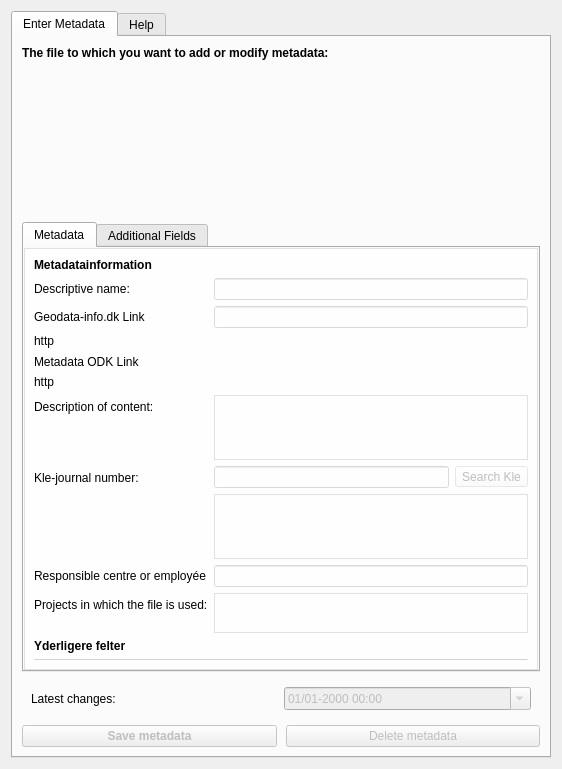
Above: src/MetadataDbLinker/ui/dialog_metadata.ui from Septima/qgis-metadatafunctionality before the change. Below: the same form after it.
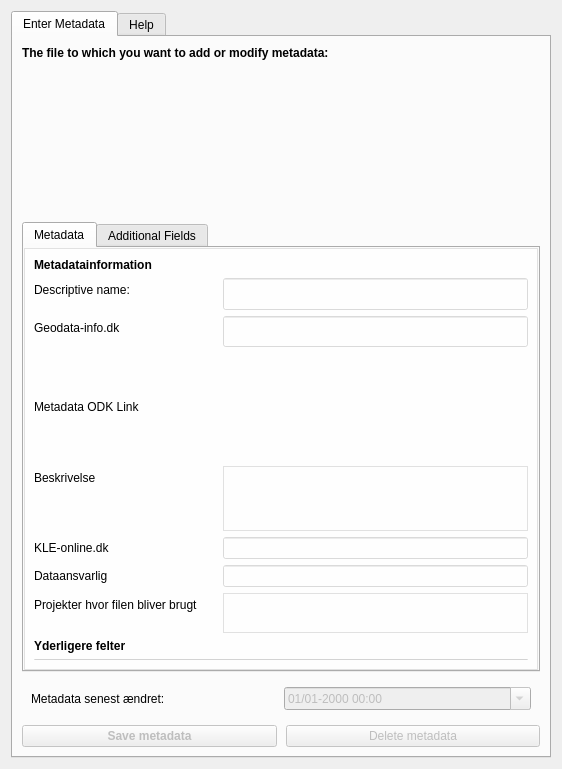
That is the form after the change.

Commit message:
geodatainfo_uuid -> geodatainfo_link.
Kræver et ekstra felt bliver tilføjet til metadatatabel, geodatainfo_link

What changed in the file:
```diff
--- a/src/MetadataDbLinker/ui/dialog_metadata.ui
+++ b/src/MetadataDbLinker/ui/dialog_metadata.ui
@@ -200,7 +200,7 @@
                  <item row="1" column="0">
                   <widget class="QLabel" name="geodatainfoLabel">
                    <property name="text">
-                    <string>Geodata-info.dk Link</string>
+                    <string>Geodata-info.dk</string>
                    </property>
                   </widget>
                  </item>
@@ -223,13 +223,6 @@
                    </property>
                   </widget>
                  </item>
-                 <item row="2" column="0" colspan="2">
-                  <widget class="QLabel" name="geodatainfo_link">
-                   <property name="text">
-                    <string>http</string>
-                   </property>
-                  </widget>
-                 </item>
                  <item row="3" column="0" colspan="2">
                   <widget class="QLabel" name="metadatabaseodkLabel">
                    <property name="text">
@@ -240,14 +233,14 @@
                  <item row="4" column="0" colspan="2">
                   <widget class="QLabel" name="metadatabaseodk_link">
                    <property name="text">
-                    <string>http</string>
+                    <string/>
                    </property>
                   </widget>
                  </item>
                  <item row="5" column="0">
                   <widget class="QLabel" name="descriptionLabel">
                    <property name="text">
-                    <string>Description of content:</string>
+                    <string>Beskrivelse</string>
                    </property>
                   </widget>
                  </item>
@@ -279,7 +272,7 @@
                  <item row="6" column="0">
                   <widget class="QLabel" name="kleLabel">
                    <property name="text">
-                    <string>Kle-journal number:</string>
+                    <string>KLE-online.dk</string>
                    </property>
                   </widget>
                  </item>
@@ -294,46 +287,14 @@
                        </property>
                       </widget>
                      </item>
-                     <item>
-                      <widget class="QToolButton" name="kleNoLookupBtn">
-                       <property name="enabled">
-                        <bool>false</bool>
-                       </property>
-                       <property name="text">
-                        <string>Search Kle</string>
-                       </property>
-                      </widget>
-                     </item>
                     </layout>
                    </item>
-                   <item>
-                    <widget class="QTextEdit" name="kleSuggestions">
-                     <property name="sizePolicy">
-                      <sizepolicy hsizetype="Expanding" vsizetype="Minimum">
-                       <horstretch>0</horstretch>
-                       <verstretch>0</verstretch>
-                      </sizepolicy>
-                     </property>
-                     <property name="maximumSize">
-                      <size>
-                       <width>16777215</width>
-                       <height>65</height>
-                      </size>
-                     </property>
-                     <property name="toolTip">
-                      <string>Suggested KLE-numbers</string>
-                     </property>
-                     <property name="readOnly">
-                      <bool>true</bool>
-                     </property>
-                    </widget>
-                   </item>
                   </layout>
                  </item>
                  <item row="7" column="0">
                   <widget class="QLabel" name="responsibleLabel">
                    <property name="text">
-                    <string>Responsible centre or employée</string>
+                    <string>Dataansvarlig</string>
                    </property>
                   </widget>
                  </item>
@@ -347,7 +308,7 @@
                  <item row="8" column="0">
                   <widget class="QLabel" name="projectLabel">
                    <property name="text">
-                    <string>Projects in which the file is used:</string>
+                    <string>Projekter hvor filen bliver brugt      </string>
                    </property>
                   </widget>
                  </item>
@@ -370,6 +331,13 @@
                    </property>
                   </widget>
                  </item>
+                 <item row="2" column="1">
+                  <widget class="QLabel" name="geodatainfo_link">
+                   <property name="text">
+                    <string/>
+                   </property>
+                  </widget>
+                 </item>
                 </layout>
                </item>
                <item>
@@ -527,7 +495,7 @@
           <item row="0" column="0">
            <widget class="QLabel" name="date_label">
             <property name="text">
-             <string>Latest changes:</string>
+             <string>Metadata senest ændret: </string>
             </property>
            </widget>
           </item>
```
Left out of the diff: 58 changed lines with no effect on the pictures. The commit also changes 4 other files.
